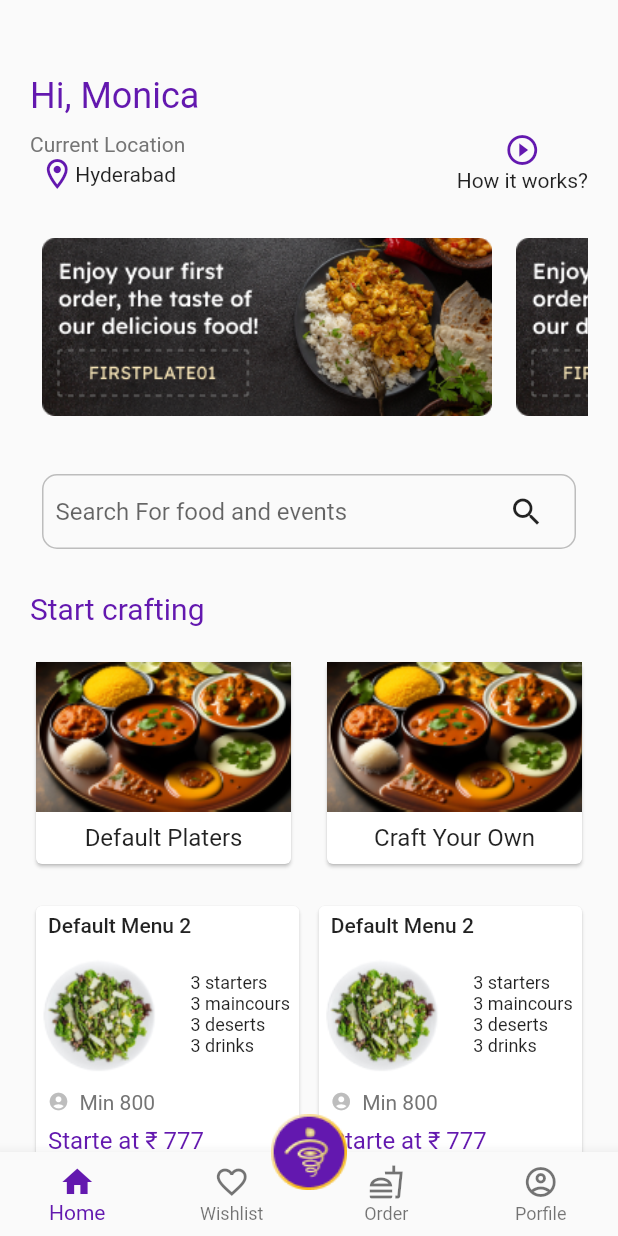
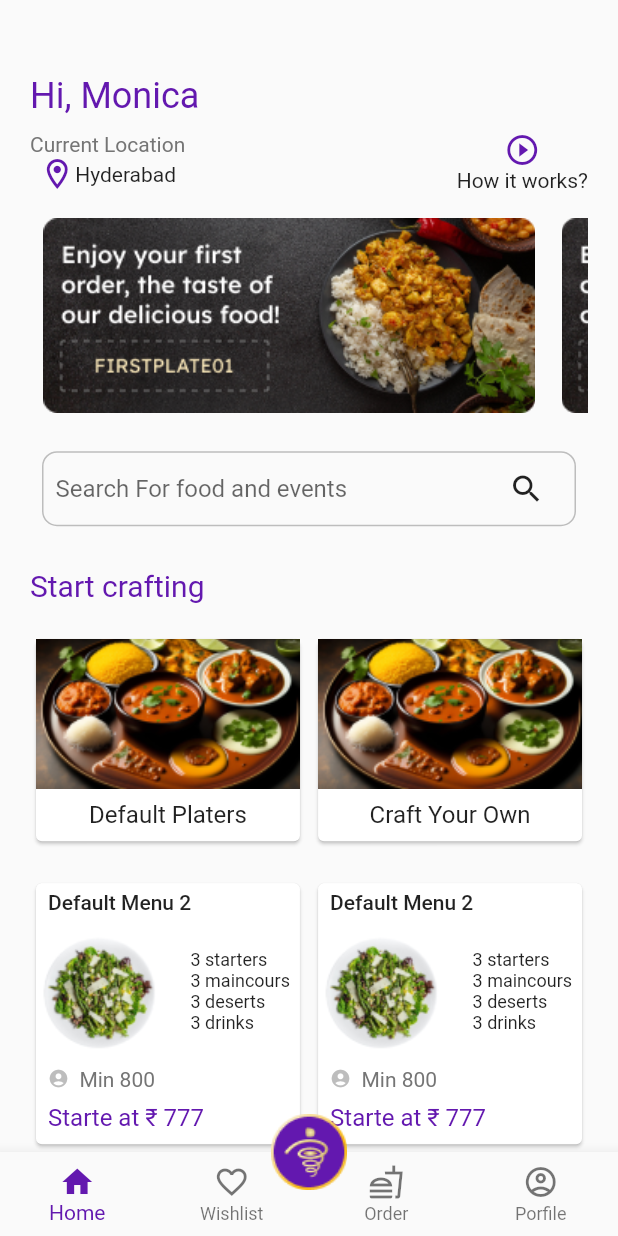
Before and after one commit to AditiSingh2003/Food, a Flutter app: the HomeScreen screen opened directly, on a phone screen of 412 x 824 dp. Run offline on Flutter 3.47's test engine with Material 2 defaults, Android fonts, the phone set to English and light mode, and no system bars; our stand-ins replace cloud_firestore, firebase_auth, firebase_core, pinput, quickalert, smooth_page_indicator; accounts and stored records are empty.

Commit message:
Made it responsive

```diff
--- a/lib/Home/crafting.dart
+++ b/lib/Home/crafting.dart
@@ -11,6 +11,8 @@ class _CraftingState extends State<Crafting> {
 
   @override
   Widget build(BuildContext context) {
+    double screenWidth = MediaQuery.of(context).size.width;
+    double screenHeight = MediaQuery.of(context).size.height;
      return Container(
       child: Column(
         crossAxisAlignment: CrossAxisAlignment.start,
@@ -76,7 +78,7 @@ class _CraftingState extends State<Crafting> {
         ),
       ),
     ),
-    SizedBox(width: 16), // Adding some spacing between the cards
+    SizedBox(width: screenWidth * .01), // Adding some spacing between the cards
     Flexible(
       flex: 1,
       child: Card(
--- a/lib/Home/defaultMenu.dart
+++ b/lib/Home/defaultMenu.dart
@@ -10,6 +10,8 @@ class DefaultMenu extends StatefulWidget {
 class _DefaultMenuState extends State<DefaultMenu> {
   @override
   Widget build(BuildContext context) {
+    double screenWidth = MediaQuery.of(context).size.width;
+    double screenHeight = MediaQuery.of(context).size.height;
     return Container(
       child: Column(
         children: [
@@ -34,7 +36,6 @@ class _DefaultMenuState extends State<DefaultMenu> {
                     Image.asset('assets/default.png'),
                   ],
                 ),
-                SizedBox(width: 0),
                 Expanded(
                   child: Column(
                     crossAxisAlignment: CrossAxisAlignment.start,
@@ -82,7 +83,7 @@ class _DefaultMenuState extends State<DefaultMenu> {
         ),
       ),
     ),
-    SizedBox(width: 5), // Adding some spacing between the cards
+    SizedBox(width: screenWidth*.01), // Adding some spacing between the cards
     Flexible(
       flex: 1,
       child: Card(
--- a/lib/Home/header.dart
+++ b/lib/Home/header.dart
@@ -10,6 +10,8 @@ class Home extends StatefulWidget {
 class _HomeState extends State<Home> {
   @override
   Widget build(BuildContext context) {
+    double screenWidth = MediaQuery.of(context).size.width;
+    double screenHeight = MediaQuery.of(context).size.height;
     return Container(
       child: Column(
         crossAxisAlignment: CrossAxisAlignment.start,
--- a/lib/Home/homeScreen.dart
+++ b/lib/Home/homeScreen.dart
@@ -17,9 +17,12 @@ class HomeScreen extends StatefulWidget {
 }
 
 class _HomeScreenState extends State<HomeScreen> {
+
   int _currentIndex = 0;
   @override
   Widget build(BuildContext context) {
+    double screenWidth = MediaQuery.of(context).size.width;
+    double screenHeight = MediaQuery.of(context).size.height;
     return Scaffold(
       body: SingleChildScrollView(
         child: Container(
--- a/lib/Home/scroll.dart
+++ b/lib/Home/scroll.dart
@@ -4,14 +4,16 @@ class Scroll extends StatelessWidget {
 
   @override
   Widget build(BuildContext context) {
+    double screenWidth = MediaQuery.of(context).size.width;
+    double screenHeight = MediaQuery.of(context).size.height;
     return Container(
-      height: 180,
+      height: screenHeight * 0.2,
       child: ListView.builder(
         scrollDirection: Axis.horizontal,
         itemCount: 4,
         itemBuilder: (context, index) {
           return Container(
-            width: 300,
+            width: screenWidth * 0.8,
             margin: EdgeInsets.symmetric(horizontal: 8),
             child: Image.asset('assets/header.png'),
           );
--- a/lib/Home/topCat.dart
+++ b/lib/Home/topCat.dart
@@ -11,6 +11,8 @@ class TopCat extends StatefulWidget {
 class _TopCatState extends State<TopCat> {
   @override
   Widget build(BuildContext context) {
+    double screenWidth = MediaQuery.of(context).size.width;
+    double screenHeight = MediaQuery.of(context).size.height;
     return Container(
       child: Column(
         crossAxisAlignment: CrossAxisAlignment.start,
--- a/lib/Home/topCatScroll.dart
+++ b/lib/Home/topCatScroll.dart
@@ -23,6 +23,8 @@ class _TopCatScrollState extends State<TopCatScroll> {
   ];
   @override
   Widget build(BuildContext context) {
+    double screenWidth = MediaQuery.of(context).size.width;
+    double screenHeight = MediaQuery.of(context).size.height;
     return Container(
       height: 110,
       child: ListView.builder(
@@ -30,7 +32,7 @@ class _TopCatScrollState extends State<TopCatScroll> {
         itemCount: 4,
         itemBuilder: (context, index) {
           return Container(
-            width: 80,
+            width: screenWidth * 0.2,
             margin: EdgeInsets.symmetric(horizontal: 8),
             child: Column(children: [
               img[index],
--- a/lib/Home/work.dart
+++ b/lib/Home/work.dart
@@ -10,6 +10,8 @@ class Next extends StatefulWidget {
 class _NextState extends State<Next> {
   @override
   Widget build(BuildContext context) {
+    double screenWidth = MediaQuery.of(context).size.width;
+    double screenHeight = MediaQuery.of(context).size.height;
     return Container(
       padding: EdgeInsets.all(20),
       child: Column(
```
Also changed, not shown: lib/Home/mainCourse.dart (+5 -3 lines), lib/Home/service.dart (+6 -4 lines), lib/Home/starter.dart (+5 -3 lines).
